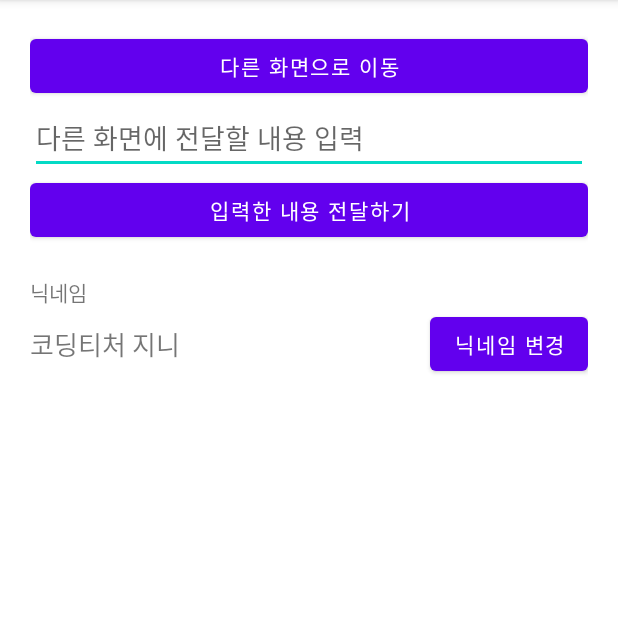
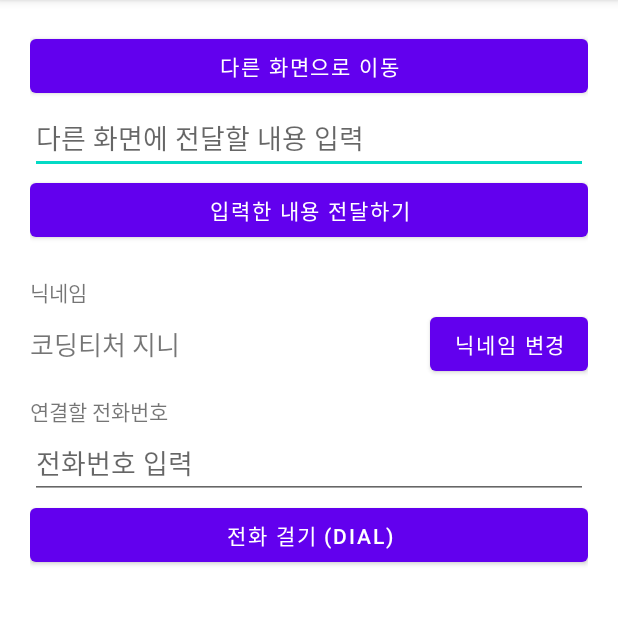
Before and after one commit to cho881020/Intent_20210819, an Android app: the screen it shows after launch (MainActivity), on a phone screen of 412 x 824 dp, the part 84-709 px from its top. Run offline under Robolectric (Android 15) with nearby library versions, the phone set to English and light mode, and no system bars.

Commit message:
전화 걸기 (DIAL) UI 작업만

```diff
--- a/app/src/main/res/layout/activity_main.xml
+++ b/app/src/main/res/layout/activity_main.xml
@@ -60,4 +60,23 @@
     </LinearLayout>
 
 
+    <TextView
+        android:layout_width="wrap_content"
+        android:layout_height="wrap_content"
+        android:text="연결할 전화번호"
+        android:layout_marginTop="10dp"/>
+
+    <EditText
+        android:id="@+id/phoneNumEdt"
+        android:layout_width="match_parent"
+        android:layout_height="wrap_content"
+        android:hint="전화번호 입력"
+        android:inputType="phone" />
+
+    <Button
+        android:id="@+id/dialBtn"
+        android:layout_width="match_parent"
+        android:layout_height="wrap_content"
+        android:text="전화 걸기 (DIAL)" />
+
 </LinearLayout>
```
